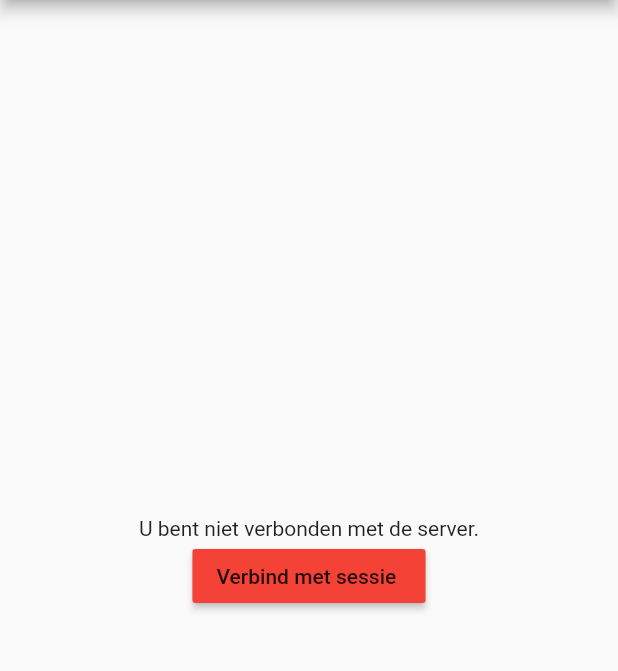
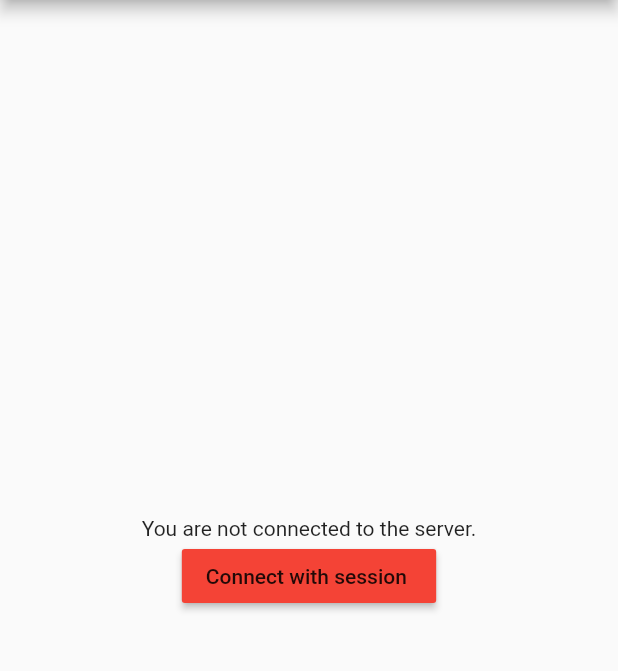
Before and after one commit to mixxamm/SMSWallNative, a Flutter app: the screen it shows after launch, on a phone screen of 412 x 824 dp, the part 84-755 px from its top. Run offline on Flutter 3.47's test engine with Material 2 defaults, Android fonts, the phone set to English and light mode, and no system bars; missing offline and left inert: qr_code_scanner, signalr_core, sms.

```diff
--- /dev/null
+++ b/lib/l10n/intl_en.arb
@@ -0,0 +1,8 @@
+{
+  "not": "not ",
+  "uBentVerbondenMetDeServer": "You are {verbonden}connected to the server.",
+  "connect": "Connect",
+  "connected": "Connected",
+  "withSession": " with session {session}",
+  "scanAnSmsWallQrcode": "Scan an SMSWall QR-code"
+}
--- /dev/null
+++ b/lib/l10n/intl_nl.arb
@@ -0,0 +1,8 @@
+{
+  "not": "niet ",
+  "uBentVerbondenMetDeServer": "U bent {verbonden}verbonden met de server.",
+  "connect": "Verbind",
+  "connected": "Verbonden",
+  "withSession": " met sessie {session}",
+  "scanAnSmsWallQrcode": "Scan een SMSWall QR-code"
+}
--- a/lib/main.dart
+++ b/lib/main.dart
@@ -1,6 +1,8 @@
 import 'package:flutter/material.dart';
+import 'package:flutter_localizations/flutter_localizations.dart';
 import 'package:signalr_core/signalr_core.dart';
 import 'package:sms/sms.dart';
+import 'package:smswall/generated/l10n.dart';
 import 'scanner.dart';
 import 'dart:convert';
 
@@ -10,6 +12,12 @@ class MyApp extends StatelessWidget {
   @override
   Widget build(BuildContext context) {
     return MaterialApp(
+      localizationsDelegates: [
+        S.delegate,
+        GlobalMaterialLocalizations.delegate,
+        GlobalWidgetsLocalizations.delegate,
+      ],
+      supportedLocales: S.delegate.supportedLocales,
       title: 'SMSWall',
       theme: ThemeData(
         primarySwatch: Colors.red,
@@ -30,9 +38,9 @@ class MyHomePage extends StatefulWidget {
 
 class _MyHomePageState extends State<MyHomePage> {
   int _counter = 0;
-  String sessie = '';
-  String verbondenUrl = '';
-  String verbonden = ' niet';
+  String session = '';
+  String connectedUrl = '';
+  String connected = S.current.not;
   var connection;
 
   @override
@@ -50,19 +58,17 @@ class _MyHomePageState extends State<MyHomePage> {
               logging: (level, message) => print(message),
             ))
         .build();
-    print('verbinding maken');
     await connection.start();
-    print('verbinding gemaakt');
     setState(() {
-      verbonden = '';
-      verbondenUrl = url;
+      connected = '';
+      connectedUrl = url;
     });
   }
 
   void listenForSms() {
     SmsReceiver receiver = new SmsReceiver();
     receiver.onSmsReceived.listen((SmsMessage msg) => {
-          connection.invoke("SendSMS", args: [msg.body, sessie])
+          connection.invoke("SendSMS", args: [msg.body, session])
         });
   }
 
@@ -79,7 +85,7 @@ class _MyHomePageState extends State<MyHomePage> {
     print(sessieCode);
     startConnection(sessieCode['url']);
     setState(() {
-      sessie = sessieCode['sessie'];
+      session = sessieCode['sessie'];
     });
   }
 
@@ -94,16 +100,18 @@ class _MyHomePageState extends State<MyHomePage> {
           mainAxisAlignment: MainAxisAlignment.center,
           children: <Widget>[
             Text(
-              'U bent$verbonden verbonden met de server.',
+              S.of(context).uBentVerbondenMetDeServer(connected),
             ),
             MaterialButton(
-              color: sessie == '' ? Colors.red : Colors.green,
-              child: Text((sessie == '' ? 'Verbind' : 'Verbonden') +
-                  ' met sessie $sessie'),
+              color: session == '' ? Colors.red : Colors.green,
+              child: Text((session == ''
+                      ? S.of(context).connect
+                      : S.of(context).connected) +
+                  S.of(context).withSession(session)),
               onPressed: () => verbindMetSessie(),
             ),
             Text(
-              '$verbondenUrl',
+              '$connectedUrl',
               style: TextStyle(fontWeight: FontWeight.w100),
             ),
           ],
--- a/lib/scanner.dart
+++ b/lib/scanner.dart
@@ -1,5 +1,6 @@
 import 'package:flutter/material.dart';
 import 'package:qr_code_scanner/qr_code_scanner.dart';
+import 'package:smswall/generated/l10n.dart';
 
 class Scanner extends StatefulWidget {
   @override
@@ -26,7 +27,7 @@ class _ScannerState extends State<Scanner> {
           Expanded(
             flex: 1,
             child: Center(
-              child: Text('Scan een SMSWall QR-code'),
+              child: Text(S.of(context).scanAnSmsWallQrcode),
             ),
           )
         ],
--- a/pubspec.yaml
+++ b/pubspec.yaml
@@ -11,7 +11,7 @@ description: An application that intercepts incoming SMS messages and sends them
 # In iOS, build-name is used as CFBundleShortVersionString while build-number used as CFBundleVersion.
 # Read more about iOS versioning at
 # https://developer.apple.com/library/archive/documentation/General/Reference/InfoPlistKeyReference/Articles/CoreFoundationKeys.html
-version: 1.0.0+1
+version: 0.0.1
 
 environment:
   sdk: ">=2.2.0 <3.0.0"
@@ -22,6 +22,8 @@ dependencies:
   signalr_core: ^1.0.4
   sms: ^0.2.4
   qr_code_scanner: ^0.0.13
+  flutter_localizations:
+    sdk: flutter
 
   # The following adds the Cupertino Icons font to your application.
   # Use with the CupertinoIcons class for iOS style icons.
@@ -73,3 +75,5 @@ flutter:
   #
   # For details regarding fonts from package dependencies,
   # see https://flutter.dev/custom-fonts/#from-packages
+flutter_intl:
+  enabled: true
```
Also changed, not shown: lib/generated/intl/messages_all.dart (added), lib/generated/intl/messages_en.dart (added), lib/generated/intl/messages_nl.dart (added), lib/generated/l10n.dart (added), pubspec.lock, 1 other file.
